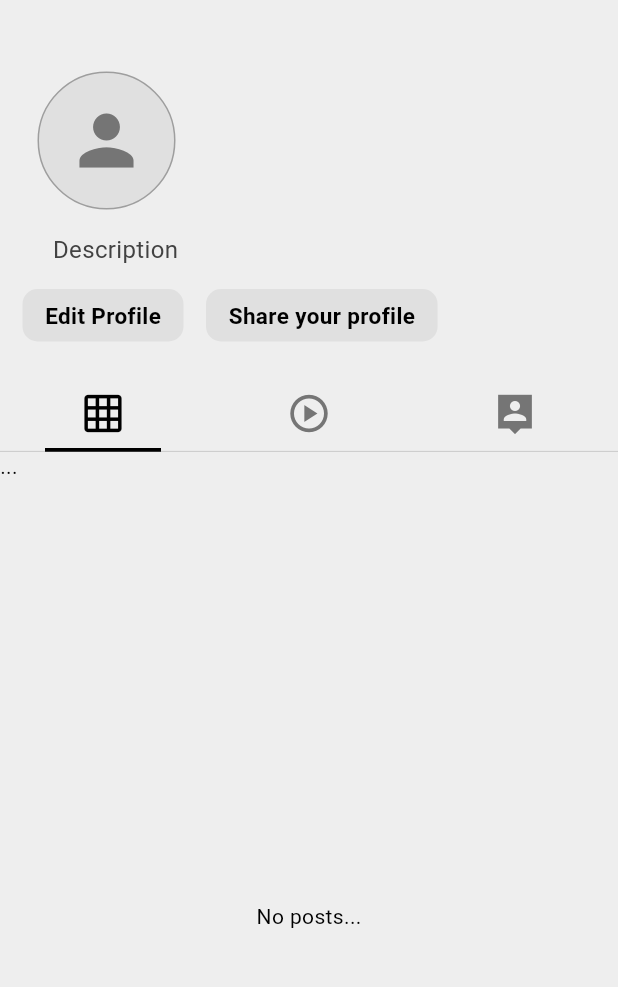
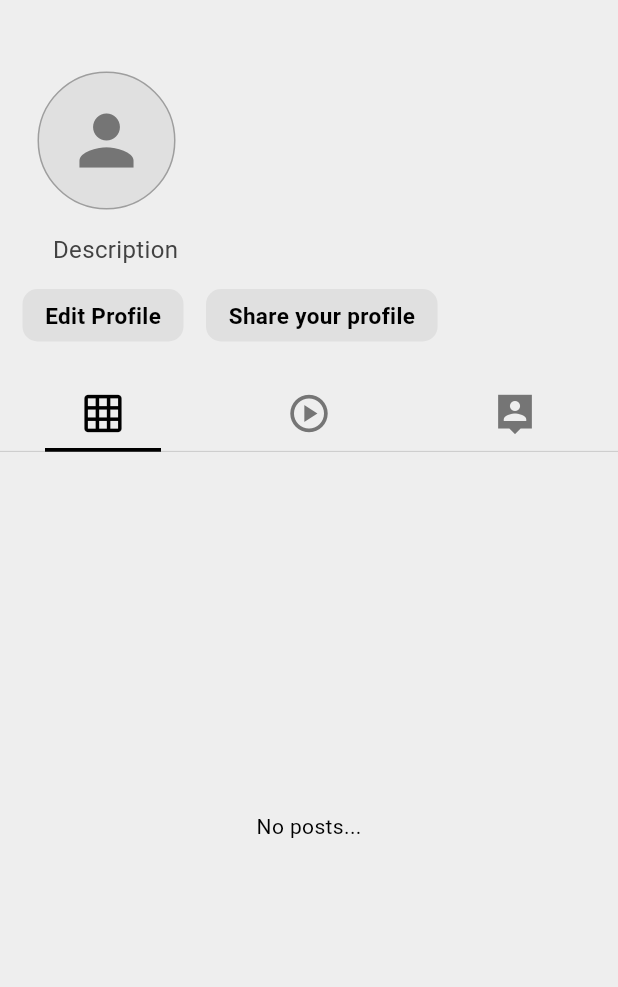
Before and after one commit to kirkanikitin/social_app, a Flutter app: the ProfilePage screen opened directly with empty values, on a phone screen of 412 x 824 dp, the part 65-1052 px from its top. Run offline on Flutter 3.47's test engine with Material 3 defaults, Android fonts, the phone set to English and light mode, and no system bars; drawn by our look-alikes of cached_network_image; our stand-ins replace cloud_firestore, file_picker, firebase_auth, firebase_core, firebase_storage, flutter_bloc and 2 more; accounts and stored records are empty; network calls fail.

Commit message:
post-view-profilePage

```diff
--- a/lib/features/post/domain/repos/post-repo.dart
+++ b/lib/features/post/domain/repos/post-repo.dart
@@ -6,7 +6,7 @@ abstract class PostRepo {
   Future<void> createPost(Post post);
   Future<void> deletePost(String postId);
   Future<List<Post>> fetchPostsByUserId(String userId);
-  Future<void> toggleLikePost(String postId, String userId);
+  Future<Post> toggleLikePost(String postId, String userId);
   Future<void> addComment(String postId, Comment comment);
   Future<void> deleteComment(String postId, String commentId);
 }
--- a/lib/features/profile/presentation/components/tab-bar.dart
+++ b/lib/features/profile/presentation/components/tab-bar.dart
@@ -1,8 +1,9 @@
 import 'package:flutter/material.dart';
-import 'package:social_app/features/profile/presentation/pages/post.dart';
+import 'package:social_app/features/profile/presentation/pages/post-profile.dart';
 
 class MyTabBar extends StatefulWidget {
-  const MyTabBar({super.key});
+  final String uidProfile;
+  const MyTabBar({super.key, required this.uidProfile});
 
   @override
   State<MyTabBar> createState() => _MyTabBarState();
@@ -61,11 +62,11 @@ class _MyTabBarState extends State<MyTabBar>
         ),
         SizedBox(
           width: double.maxFinite,
-          height: 300,
+          height: 500,
           child: TabBarView(
             controller: controller,
-            children:  const [
-              MyPost(),
+            children:  [
+              MyPost(uid: widget.uidProfile),
               Center(
                 child: Text(
                   'Cтраница на стадии разработки))',
--- /dev/null
+++ b/lib/features/profile/presentation/pages/post-profile.dart
@@ -0,0 +1,92 @@
+import 'package:cached_network_image/cached_network_image.dart';
+import 'package:flutter/material.dart';
+import 'package:flutter_bloc/flutter_bloc.dart';
+import '../../../post/presentation/components/post-tile.dart';
+import '../../../post/presentation/cubits/post-cubit.dart';
+import '../../../post/presentation/cubits/post-states.dart';
+
+class MyPost extends StatefulWidget {
+  final String uid;
+  const MyPost({super.key, required this.uid});
+
+  @override
+  State<MyPost> createState() => _MyPostState();
+}
+
+class _MyPostState extends State<MyPost> {
+  @override
+  Widget build(BuildContext context) {
+    return BlocBuilder<PostCubit, PostState>(
+      builder: (context, state) {
+        if (state is PostsLoaded) {
+          final userPosts = state.posts
+              .where((post) => post.userId == widget.uid)
+              .toList();
+
+          return GridView.builder(
+            padding: EdgeInsets.zero,
+            shrinkWrap: true,
+            physics: const NeverScrollableScrollPhysics(),
+            gridDelegate: const SliverGridDelegateWithFixedCrossAxisCount(
+              crossAxisCount: 3,
+              mainAxisSpacing: 2,
+              crossAxisSpacing: 2,
+              childAspectRatio: 1,
+            ),
+            itemCount: userPosts.length,
+            itemBuilder: (context, index) {
+              final post = userPosts[index];
+              return GestureDetector(
+                onTap: () {
+                  Navigator.push(
+                    context,
+                    MaterialPageRoute(
+                      builder: (_) => Scaffold(
+                        backgroundColor: Colors.white,
+                        appBar: AppBar(
+                          backgroundColor: Colors.white,
+                          elevation: 0,
+                          leading: const BackButton(color: Colors.black),
+                        ),
+                        body: SingleChildScrollView(
+                          child: PostTile(
+                            post: post,
+                            onDeletePressed: () {
+                              // можно удалить пост из списка, если нужно
+                              setState(() {
+                                userPosts.removeAt(index);
+                              });
+                              Navigator.pop(context);
+                            },
+                          ),
+                        ),
+                      ),
+                    ),
+                  );
+                },
+                child: CachedNetworkImage(
+                  imageUrl: post.imageUrl,
+                  fit: BoxFit.cover,
+                  placeholder: (context, url) => Container(
+                    color: Colors.grey[300],
+                  ),
+                  errorWidget: (context, url, error) => const Icon(Icons.error),
+                ),
+              );
+            },
+          );
+        } else if (state is PostsLoading) {
+          return Center(
+            child: CircularProgressIndicator(
+              color: Theme.of(context).colorScheme.inverseSurface,
+            ),
+          );
+        } else {
+          return const Center(
+            child: Text('No posts...'),
+          );
+        }
+      },
+    );
+  }
+}
--- a/lib/features/profile/presentation/pages/post.dart
+++ /dev/null
@@ -1,19 +0,0 @@
-import 'package:flutter/material.dart';
-
-class MyPost extends StatefulWidget {
-  const MyPost({super.key});
-
-  @override
-  State<MyPost> createState() => _MyPostState();
-}
-
-class _MyPostState extends State<MyPost> {
-  @override
-  Widget build(BuildContext context) {
-    return ListView(
-        children: const [
-          Text('...')
-        ],
-    );
-  }
-}
--- a/lib/features/profile/presentation/pages/profile-page.dart
+++ b/lib/features/profile/presentation/pages/profile-page.dart
@@ -34,7 +34,6 @@ class _ProfilePageState extends State<ProfilePage>
   late final profileCubit = context.read<ProfileCubit>();
   late AppUser? currentUser = authCubit.currentUser;
   late TabController controller;
-  int postCount = 0;
 
   @override
   void initState() {
@@ -187,41 +186,7 @@ class _ProfilePageState extends State<ProfilePage>
                     ),
                   ),
                   const SizedBox(height: 25),
-                  const MyTabBar(),
-                  BlocBuilder<PostCubit, PostState>(
-                      builder: (context, state) {
-                        if (state is PostsLoaded) {
-                          final userPosts = state.posts
-                              .where((post) => post.userId == widget.uid)
-                              .toList();
-                          postCount = userPosts.length;
-                          return ListView.builder(
-                              itemCount: postCount,
-                              physics: const NeverScrollableScrollPhysics(),
-                              shrinkWrap: true,
-                              itemBuilder: (context, index) {
-                                final post = userPosts[index];
-
-                                return PostTile(
-                                    post: post,
-                                    onDeletePressed: () =>
-                                        context.read<PostCubit>().deletePost(post.id),
-                                );
-                              }
-                          );
-                        } else if (state is PostsLoading) {
-                          return Center(
-                            child: CircularProgressIndicator(
-                                color: Theme.of(context).colorScheme.inverseSurface
-                            ),
-                          );
-                        } else {
-                          return const Center(
-                            child: Text('No posts...'),
-                          );
-                        }
-                      }
-                  ),
+                  MyTabBar(uidProfile: currentUser!.uid),
                 ],
               ),
             );
```
Also changed, not shown: lib/features/post/data/firebase-post-repo.dart (+7 -5 lines), lib/features/post/presentation/cubits/post-cubit.dart (+14 -1 lines).
